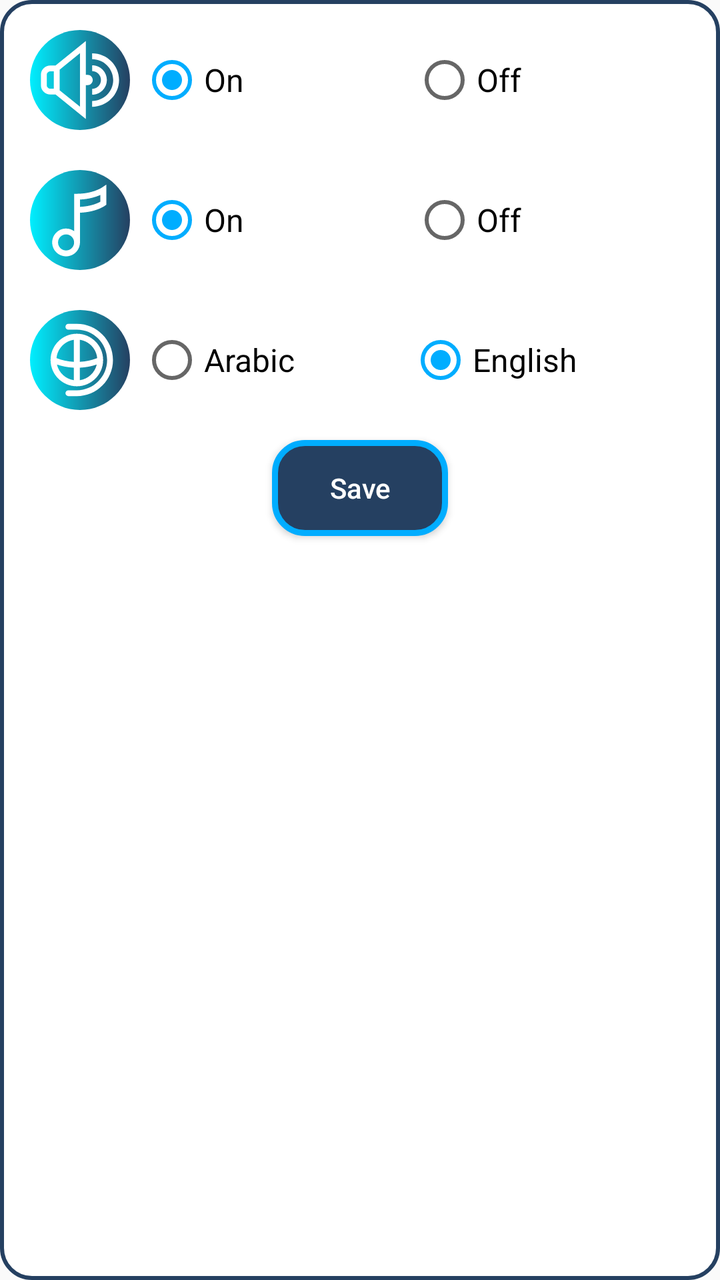
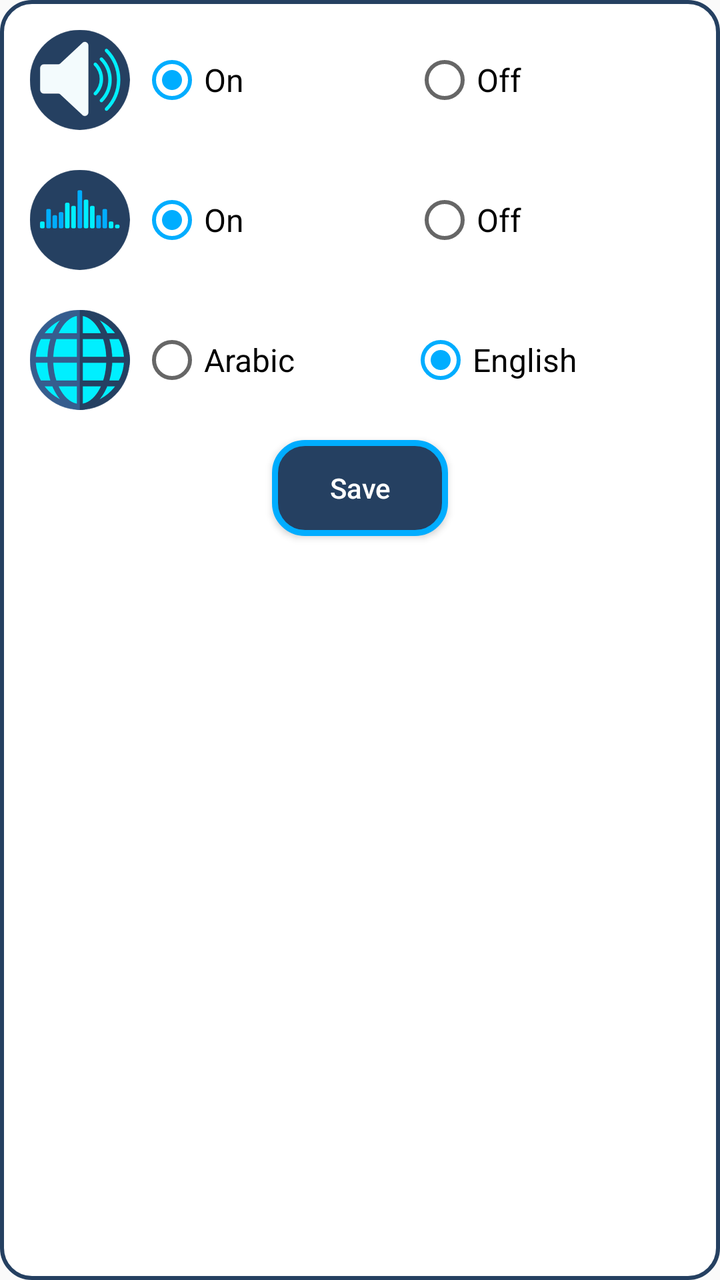

Two renders of the same Android screen: before a commit and after it. Below are the layout's source before the change and the commit's diff.
<!-- AndroidManifest.xml: application theme AppTheme -->
<!-- res/layout/dialog_settings.xml -->
<?xml version="1.0" encoding="utf-8"?>
<LinearLayout xmlns:android="http://schemas.android.com/apk/res/android"
    android:layout_width="match_parent"
    android:layout_height="wrap_content"
    android:layout_gravity="center_vertical"
    android:layout_marginStart="10dp"
    android:layout_marginEnd="10dp"
    android:background="@drawable/dialog_background"
    android:orientation="vertical">

    <LinearLayout
        android:layout_width="match_parent"
        android:layout_height="wrap_content"
        android:orientation="horizontal"
        android:padding="5dp"
        android:weightSum="2">

        <ImageView
            android:id="@+id/dialog_setting_iv_audio"
            android:layout_width="50dp"
            android:layout_height="50dp"
            android:layout_gravity="center"
            android:src="@drawable/ic_volume" />

        <RadioGroup
            android:layout_width="match_parent"
            android:layout_height="match_parent"
            android:layout_marginStart="5dp"
            android:checkedButton="@id/dialog_setting_rb_audio_on"
            android:orientation="horizontal">

            <RadioButton
                android:id="@+id/dialog_setting_rb_audio_on"
                android:layout_width="wrap_content"
                android:layout_height="match_parent"
                android:layout_weight="1"
                android:text="@string/on"
                android:textSize="16sp" />

            <RadioButton
                android:id="@+id/dialog_setting_rb_audio_off"
                android:layout_width="wrap_content"
                android:layout_height="match_parent"
                android:layout_weight="1"
                android:text="@string/off"
                android:textSize="16sp" />
        </RadioGroup>
    </LinearLayout>

    <LinearLayout
        android:layout_width="match_parent"
        android:layout_height="wrap_content"
        android:orientation="horizontal"
        android:layout_marginTop="10dp"
        android:padding="5dp"
        android:weightSum="2">

        <ImageView
            android:layout_width="50dp"
            android:layout_height="50dp"
            android:id="@+id/dialog_setting_iv_bg"
            android:layout_gravity="center"
            android:src="@drawable/ic_music" />

        <RadioGroup
            android:layout_width="match_parent"
            android:layout_height="match_parent"
            android:layout_marginStart="5dp"
            android:checkedButton="@id/dialog_setting_rb_bg_audio_on"
            android:orientation="horizontal">

            <RadioButton
                android:id="@+id/dialog_setting_rb_bg_audio_on"
                android:layout_width="wrap_content"
                android:layout_height="match_parent"
                android:layout_weight="1"
                android:text="@string/on"
                android:textSize="16sp" />

            <RadioButton
                android:id="@+id/dialog_setting_rb_bg_audio_off"
                android:layout_width="wrap_content"
                android:layout_height="match_parent"
                android:layout_weight="1"
                android:text="@string/off"
                android:textSize="16sp" />
        </RadioGroup>
    </LinearLayout>

    <LinearLayout
        android:layout_width="match_parent"
        android:layout_height="wrap_content"
        android:layout_marginTop="10dp"
        android:orientation="horizontal"
        android:padding="5dp"
        android:weightSum="2">

        <ImageView
            android:id="@+id/dialog_setting_iv_language"
            android:layout_width="50dp"
            android:layout_height="50dp"
            android:layout_gravity="center"
            android:src="@drawable/ic_language" />

        <RadioGroup
            android:layout_width="match_parent"
            android:layout_height="match_parent"
            android:layout_marginStart="5dp"
            android:checkedButton="@id/dialog_setting_rb_lang_en"
            android:orientation="horizontal">

            <RadioButton
                android:id="@+id/dialog_setting_rb_lang_ar"
                android:layout_width="wrap_content"
                android:layout_height="match_parent"
                android:layout_weight="1"
                android:text="@string/arabic"
                android:textSize="16sp" />

            <RadioButton
                android:id="@+id/dialog_setting_rb_lang_en"
                android:layout_width="wrap_content"
                android:layout_height="match_parent"
                android:layout_weight="1"
                android:text="@string/english"
                android:textSize="16sp" />
        </RadioGroup>
    </LinearLayout>

    <Button
        android:id="@+id/dialog_setting_btn_save"
        android:layout_width="wrap_content"
        android:layout_height="wrap_content"
        android:layout_gravity="center_horizontal"
        android:layout_marginTop="10dp"
        android:layout_marginBottom="10dp"
        android:background="@drawable/button_background_two"
        android:text="@string/save"
        android:textAllCaps="false"
        android:textColor="@color/colorWhite" />
</LinearLayout>
<!-- resources referenced by this layout -->
<resources>
  <!-- drawable ic_language (drawable) -->
  <vector android:height="24dp" android:viewportHeight="512"
      android:viewportWidth="512" android:width="24dp"
      xmlns:aapt="http://schemas.android.com/aapt" xmlns:android="http://schemas.android.com/apk/res/android">
      <path android:pathData="m512,256c0,141.387 -114.613,256 -256,256s-256,-114.613 -256,-256 114.613,-256 256,-256 256,114.613 256,256zM512,256">
          <aapt:attr name="android:fillColor">
              <gradient android:endX="512" android:endY="256"
                  android:startX="0" android:startY="256" android:type="linear">
                  <item android:color="#00efff" android:offset="0"/>
                  <item android:color="#254061" android:offset="1"/>
              </gradient>
          </aapt:attr>
      </path>
      <path android:fillColor="#fff" android:pathData="m239.789,71h-43.223c-8.281,0 -15,6.715 -15,15s6.719,15 15,15h43.223c85.469,0 155,69.531 155,155s-69.531,155 -155,155h-43.223c-8.281,0 -15,6.715 -15,15s6.719,15 15,15h43.223c102.012,0 185,-82.992 185,-185s-82.988,-185 -185,-185zM239.789,71"/>
      <path android:fillColor="#fff" android:pathData="m374.363,256c0,-0.094 0,-0.184 0,-0.277 -0.004,-0.059 0,-0.113 -0.004,-0.172 -0.242,-74 -60.516,-134.125 -134.57,-134.125 -74.055,0 -134.328,60.125 -134.57,134.125 -0.004,0.059 0,0.113 -0.004,0.172 0,0.09 -0.004,0.184 -0.004,0.277 0,74.207 60.371,134.574 134.578,134.574 74.203,0 134.574,-60.367 134.574,-134.574zM254.789,359.496v-64.09c30.266,-1.379 59.762,-6.926 87.004,-16.324 -9.457,41.824 -44.051,74.219 -87.004,80.414zM343.91,246.273c-27.695,11.16 -58.207,17.539 -89.121,19.09v-112.859c47.426,6.844 84.656,45.625 89.121,93.77zM224.789,152.504v112.859c-30.914,-1.551 -61.426,-7.93 -89.121,-19.09 4.465,-48.145 41.695,-86.926 89.121,-93.77zM137.785,279.082c27.242,9.398 56.738,14.945 87.004,16.324v64.09c-42.953,-6.195 -77.547,-38.59 -87.004,-80.414zM137.785,279.082"/>
  </vector>
  <!-- drawable ic_music (drawable) -->
  <vector android:height="24dp" android:viewportHeight="512"
      android:viewportWidth="512" android:width="24dp"
      xmlns:aapt="http://schemas.android.com/aapt" xmlns:android="http://schemas.android.com/apk/res/android">
      <path android:pathData="m512,256c0,141.387 -114.613,256 -256,256s-256,-114.613 -256,-256 114.613,-256 256,-256 256,114.613 256,256zM512,256">
          <aapt:attr name="android:fillColor">
              <gradient android:endX="512" android:endY="256"
                  android:startX="0" android:startY="256" android:type="linear">
                  <item android:color="#00efff" android:offset="0"/>
                  <item android:color="#254061" android:offset="1"/>
              </gradient>
          </aapt:attr>
      </path>
      <path android:fillColor="#fff" android:pathData="m367.188,90.52c-0.465,0.313 -47.656,31.164 -126.418,31.164h-15v191.191c-11.625,-8.27 -25.816,-13.156 -41.141,-13.156 -39.227,0 -71.141,31.914 -71.141,71.141s31.914,71.141 71.141,71.141c39.227,0 71.141,-31.914 71.141,-71.141v-152.113c83.871,-3.449 126.852,-34.961 128.738,-36.379l6,-4.5v-102.895zM184.633,412c-22.688,0 -41.145,-18.457 -41.145,-41.141s18.457,-41.141 41.145,-41.141c22.684,0 41.141,18.457 41.141,41.141s-18.457,41.141 -41.141,41.141zM360.512,162.086c-13.297,7.555 -48.402,24.063 -104.738,26.629v-37.371c47.238,-2.16 83.129,-14.125 104.738,-23.664zM360.512,162.086"/>
  </vector>
  <!-- drawable ic_volume (drawable) -->
  <vector android:height="24dp" android:viewportHeight="512"
      android:viewportWidth="512" android:width="24dp"
      xmlns:aapt="http://schemas.android.com/aapt" xmlns:android="http://schemas.android.com/apk/res/android">
      <path android:pathData="m512,256c0,141.387 -114.613,256 -256,256s-256,-114.613 -256,-256 114.613,-256 256,-256 256,114.613 256,256zM512,256">
          <aapt:attr name="android:fillColor">
              <gradient android:endX="512" android:endY="256"
                  android:startX="0" android:startY="256" android:type="linear">
                  <item android:color="#00efff" android:offset="0"/>
                  <item android:color="#254061" android:offset="1"/>
              </gradient>
          </aapt:attr>
      </path>
      <path android:fillColor="#fff" android:pathData="m294.445,229.313h-8.551v-173.293l-155.133,125.371h-26.055c-26.402,0 -48.707,21.227 -48.707,46.355v56.441c0,25.125 22.305,46.355 48.707,46.355h26.355l154.832,125.129v-173.172l8.461,-0.086c14.844,0 26.969,-11.727 26.969,-26.449 0,-14.719 -12.035,-26.652 -26.879,-26.652zM86,284.188v-56.441c0,-8.406 9.09,-16.355 18.707,-16.355h17.141v89.152h-17.141c-9.617,0 -18.707,-7.949 -18.707,-16.355zM255.895,392.855 L151.848,308.77v-105.848l104.047,-84.086zM255.895,392.855"/>
      <path android:fillColor="#fff" android:pathData="m393.289,255.965c0,-41.555 -33.809,-75.359 -75.359,-75.359v30c25.012,0 45.359,20.348 45.359,45.359 0,25.012 -20.348,45.359 -45.359,45.359v30c41.551,0.004 75.359,-33.805 75.359,-75.359zM393.289,255.965"/>
      <path android:fillColor="#fff" android:pathData="m318.078,119.461v30c59.508,0 107.922,47.953 107.922,106.898 0,58.941 -48.414,106.895 -107.922,106.895v30c76.051,0 137.922,-61.41 137.922,-136.895 0,-75.488 -61.871,-136.898 -137.922,-136.898zM318.078,119.461"/>
  </vector>
  <!-- unchanged entries left out for length: 14 -->
</resources>

<!-- the commit's change to res/layout/dialog_settings.xml (unified diff, before → after) -->
@@ -20,7 +20,7 @@
             android:layout_width="50dp"
             android:layout_height="50dp"
             android:layout_gravity="center"
-            android:src="@drawable/ic_volume" />
+            android:src="@drawable/speaker" />
 
         <RadioGroup
             android:layout_width="match_parent"
@@ -60,7 +60,7 @@
             android:layout_height="50dp"
             android:id="@+id/dialog_setting_iv_bg"
             android:layout_gravity="center"
-            android:src="@drawable/ic_music" />
+            android:src="@drawable/music" />
 
         <RadioGroup
             android:layout_width="match_parent"
@@ -100,7 +100,7 @@
             android:layout_width="50dp"
             android:layout_height="50dp"
             android:layout_gravity="center"
-            android:src="@drawable/ic_language" />
+            android:src="@drawable/global" />
 
         <RadioGroup
             android:layout_width="match_parent"
<!-- resource entries referenced after the edit -->
@@ -1,53 +1,8 @@
 <!-- resources referenced by this layout -->
 <resources>
-  <!-- drawable ic_language (drawable) -->
-  <vector android:height="24dp" android:viewportHeight="512"
-      android:viewportWidth="512" android:width="24dp"
-      xmlns:aapt="http://schemas.android.com/aapt" xmlns:android="http://schemas.android.com/apk/res/android">
-      <path android:pathData="m512,256c0,141.387 -114.613,256 -256,256s-256,-114.613 -256,-256 114.613,-256 256,-256 256,114.613 256,256zM512,256">
-          <aapt:attr name="android:fillColor">
-              <gradient android:endX="512" android:endY="256"
-                  android:startX="0" android:startY="256" android:type="linear">
-                  <item android:color="#00efff" android:offset="0"/>
-                  <item android:color="#254061" android:offset="1"/>
-              </gradient>
-          </aapt:attr>
-      </path>
-      <path android:fillColor="#fff" android:pathData="m239.789,71h-43.223c-8.281,0 -15,6.715 -15,15s6.719,15 15,15h43.223c85.469,0 155,69.531 155,155s-69.531,155 -155,155h-43.223c-8.281,0 -15,6.715 -15,15s6.719,15 15,15h43.223c102.012,0 185,-82.992 185,-185s-82.988,-185 -185,-185zM239.789,71"/>
-      <path android:fillColor="#fff" android:pathData="m374.363,256c0,-0.094 0,-0.184 0,-0.277 -0.004,-0.059 0,-0.113 -0.004,-0.172 -0.242,-74 -60.516,-134.125 -134.57,-134.125 -74.055,0 -134.328,60.125 -134.57,134.125 -0.004,0.059 0,0.113 -0.004,0.172 0,0.09 -0.004,0.184 -0.004,0.277 0,74.207 60.371,134.574 134.578,134.574 74.203,0 134.574,-60.367 134.574,-134.574zM254.789,359.496v-64.09c30.266,-1.379 59.762,-6.926 87.004,-16.324 -9.457,41.824 -44.051,74.219 -87.004,80.414zM343.91,246.273c-27.695,11.16 -58.207,17.539 -89.121,19.09v-112.859c47.426,6.844 84.656,45.625 89.121,93.77zM224.789,152.504v112.859c-30.914,-1.551 -61.426,-7.93 -89.121,-19.09 4.465,-48.145 41.695,-86.926 89.121,-93.77zM137.785,279.082c27.242,9.398 56.738,14.945 87.004,16.324v64.09c-42.953,-6.195 -77.547,-38.59 -87.004,-80.414zM137.785,279.082"/>
-  </vector>
-  <!-- drawable ic_music (drawable) -->
-  <vector android:height="24dp" android:viewportHeight="512"
-      android:viewportWidth="512" android:width="24dp"
-      xmlns:aapt="http://schemas.android.com/aapt" xmlns:android="http://schemas.android.com/apk/res/android">
-      <path android:pathData="m512,256c0,141.387 -114.613,256 -256,256s-256,-114.613 -256,-256 114.613,-256 256,-256 256,114.613 256,256zM512,256">
-          <aapt:attr name="android:fillColor">
-              <gradient android:endX="512" android:endY="256"
-                  android:startX="0" android:startY="256" android:type="linear">
-                  <item android:color="#00efff" android:offset="0"/>
-                  <item android:color="#254061" android:offset="1"/>
-              </gradient>
-          </aapt:attr>
-      </path>
-      <path android:fillColor="#fff" android:pathData="m367.188,90.52c-0.465,0.313 -47.656,31.164 -126.418,31.164h-15v191.191c-11.625,-8.27 -25.816,-13.156 -41.141,-13.156 -39.227,0 -71.141,31.914 -71.141,71.141s31.914,71.141 71.141,71.141c39.227,0 71.141,-31.914 71.141,-71.141v-152.113c83.871,-3.449 126.852,-34.961 128.738,-36.379l6,-4.5v-102.895zM184.633,412c-22.688,0 -41.145,-18.457 -41.145,-41.141s18.457,-41.141 41.145,-41.141c22.684,0 41.141,18.457 41.141,41.141s-18.457,41.141 -41.141,41.141zM360.512,162.086c-13.297,7.555 -48.402,24.063 -104.738,26.629v-37.371c47.238,-2.16 83.129,-14.125 104.738,-23.664zM360.512,162.086"/>
-  </vector>
-  <!-- drawable ic_volume (drawable) -->
-  <vector android:height="24dp" android:viewportHeight="512"
-      android:viewportWidth="512" android:width="24dp"
-      xmlns:aapt="http://schemas.android.com/aapt" xmlns:android="http://schemas.android.com/apk/res/android">
-      <path android:pathData="m512,256c0,141.387 -114.613,256 -256,256s-256,-114.613 -256,-256 114.613,-256 256,-256 256,114.613 256,256zM512,256">
-          <aapt:attr name="android:fillColor">
-              <gradient android:endX="512" android:endY="256"
-                  android:startX="0" android:startY="256" android:type="linear">
-                  <item android:color="#00efff" android:offset="0"/>
-                  <item android:color="#254061" android:offset="1"/>
-              </gradient>
-          </aapt:attr>
-      </path>
-      <path android:fillColor="#fff" android:pathData="m294.445,229.313h-8.551v-173.293l-155.133,125.371h-26.055c-26.402,0 -48.707,21.227 -48.707,46.355v56.441c0,25.125 22.305,46.355 48.707,46.355h26.355l154.832,125.129v-173.172l8.461,-0.086c14.844,0 26.969,-11.727 26.969,-26.449 0,-14.719 -12.035,-26.652 -26.879,-26.652zM86,284.188v-56.441c0,-8.406 9.09,-16.355 18.707,-16.355h17.141v89.152h-17.141c-9.617,0 -18.707,-7.949 -18.707,-16.355zM255.895,392.855 L151.848,308.77v-105.848l104.047,-84.086zM255.895,392.855"/>
-      <path android:fillColor="#fff" android:pathData="m393.289,255.965c0,-41.555 -33.809,-75.359 -75.359,-75.359v30c25.012,0 45.359,20.348 45.359,45.359 0,25.012 -20.348,45.359 -45.359,45.359v30c41.551,0.004 75.359,-33.805 75.359,-75.359zM393.289,255.965"/>
-      <path android:fillColor="#fff" android:pathData="m318.078,119.461v30c59.508,0 107.922,47.953 107.922,106.898 0,58.941 -48.414,106.895 -107.922,106.895v30c76.051,0 137.922,-61.41 137.922,-136.895 0,-75.488 -61.871,-136.898 -137.922,-136.898zM318.078,119.461"/>
-  </vector>
+  <!-- drawable global: png bitmap (drawable-hdpi, 11230 bytes) -->
+  <!-- drawable music: png bitmap (drawable-hdpi, 5992 bytes) -->
+  <!-- drawable speaker: png bitmap (drawable-hdpi, 8858 bytes) -->
   <!-- unchanged entries left out for length: 14 -->
 </resources>
 
